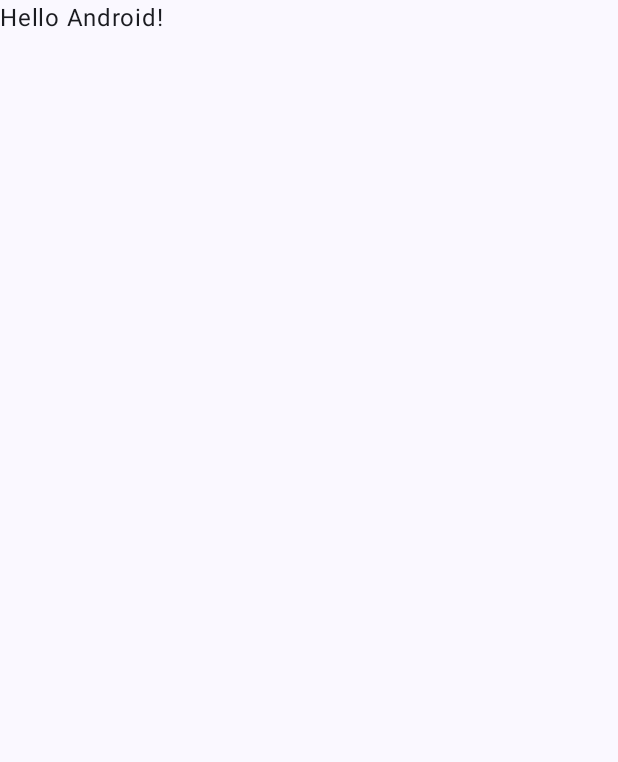
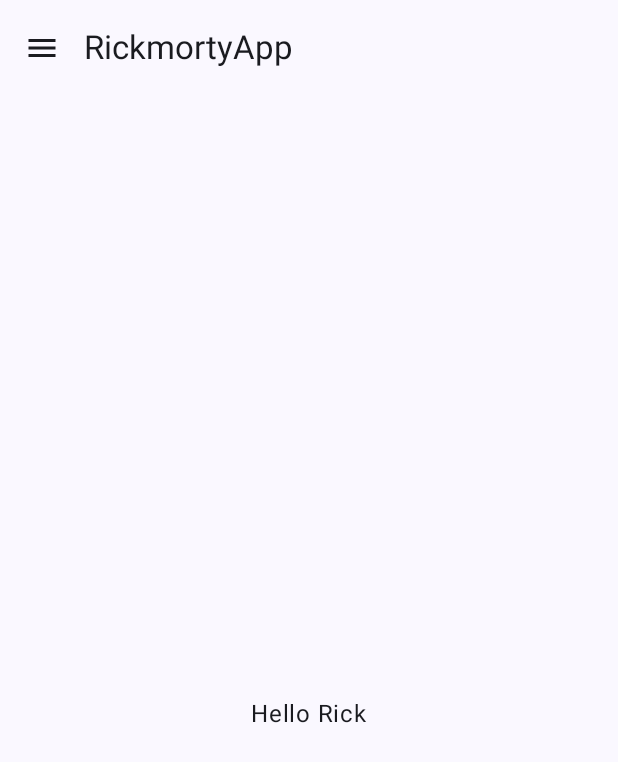
Before and after one commit to mohammad-firmansyah/RickmortyBoilerplate, an Android app built with Jetpack Compose: the screen it shows after launch (MainActivity), on a phone screen of 412 x 824 dp. Before the commit the part shown is almost empty. Shown: the top 762 px of the screen. Run offline under Robolectric (Android 15) with nearby library versions, the phone set to English and light mode, and no system bars; our stand-ins replace Dagger/Hilt's generated code.

```diff
--- a/app/src/main/AndroidManifest.xml
+++ b/app/src/main/AndroidManifest.xml
@@ -8,6 +8,7 @@
     <application
         android:name=".ComposeApplication"
         android:allowBackup="true"
+        android:usesCleartextTraffic="true"
         android:dataExtractionRules="@xml/data_extraction_rules"
         android:fullBackupContent="@xml/backup_rules"
         android:icon="@mipmap/ic_launcher"
--- /dev/null
+++ b/app/src/main/java/com/howloz/rickmortyapp/ComposeApplication.kt
@@ -0,0 +1,11 @@
+package com.howloz.rickmortyapp
+
+import android.app.Application
+import dagger.hilt.android.HiltAndroidApp
+
+@HiltAndroidApp
+class ComposeApplication : Application(){
+    override fun onCreate() {
+        super.onCreate()
+    }
+}
--- a/app/src/main/java/com/howloz/rickmortyapp/MainActivity.kt
+++ b/app/src/main/java/com/howloz/rickmortyapp/MainActivity.kt
@@ -10,8 +10,12 @@ import androidx.compose.material3.Text
 import androidx.compose.runtime.Composable
 import androidx.compose.ui.Modifier
 import androidx.compose.ui.tooling.preview.Preview
+import com.howloz.core.utils.di.StringCoreUtils
+import com.howloz.rickmortyapp.characters.presentation.ui.composeable.NavigationDrawer
 import com.howloz.rickmortyapp.characters.presentation.ui.theme.RickmortyAppTheme
+import dagger.hilt.android.AndroidEntryPoint
 
+@AndroidEntryPoint
 class MainActivity : ComponentActivity() {
     override fun onCreate(savedInstanceState: Bundle?) {
         super.onCreate(savedInstanceState)
@@ -22,7 +26,8 @@ class MainActivity : ComponentActivity() {
                     modifier = Modifier.fillMaxSize(),
                     color = MaterialTheme.colorScheme.background
                 ) {
-                    Greeting("Android")
+
+                    NavigationDrawer()
                 }
             }
         }
--- /dev/null
+++ b/app/src/main/java/com/howloz/rickmortyapp/characters/presentation/ui/composeable/NavigationDrawer.kt
@@ -0,0 +1,197 @@
+package com.howloz.rickmortyapp.characters.presentation.ui.composeable
+
+import android.widget.Toast
+import androidx.activity.OnBackPressedCallback
+import androidx.activity.compose.LocalOnBackPressedDispatcherOwner
+import androidx.compose.foundation.layout.Box
+import androidx.compose.foundation.layout.Spacer
+import androidx.compose.foundation.layout.fillMaxSize
+import androidx.compose.foundation.layout.height
+import androidx.compose.foundation.layout.padding
+import androidx.compose.material.icons.Icons
+import androidx.compose.material.icons.filled.AccountCircle
+import androidx.compose.material.icons.filled.Favorite
+import androidx.compose.material.icons.filled.Home
+import androidx.compose.material.icons.filled.Menu
+import androidx.compose.material3.DrawerValue
+import androidx.compose.material3.ExperimentalMaterial3Api
+import androidx.compose.material3.Icon
+import androidx.compose.material3.IconButton
+import androidx.compose.material3.ModalDrawerSheet
+import androidx.compose.material3.ModalNavigationDrawer
+import androidx.compose.material3.NavigationDrawerItem
+import androidx.compose.material3.Scaffold
+import androidx.compose.material3.SnackbarDuration
+import androidx.compose.material3.SnackbarHost
+import androidx.compose.material3.SnackbarHostState
+import androidx.compose.material3.SnackbarResult
+import androidx.compose.material3.Text
+import androidx.compose.material3.TopAppBar
+import androidx.compose.material3.rememberDrawerState
+import androidx.compose.runtime.Composable
+import androidx.compose.runtime.DisposableEffect
+import androidx.compose.runtime.SideEffect
+import androidx.compose.runtime.getValue
+import androidx.compose.runtime.mutableStateOf
+import androidx.compose.runtime.remember
+import androidx.compose.runtime.rememberCoroutineScope
+import androidx.compose.runtime.rememberUpdatedState
+import androidx.compose.ui.Alignment
+import androidx.compose.ui.Modifier
+import androidx.compose.ui.graphics.vector.ImageVector
+import androidx.compose.ui.platform.LocalContext
+import androidx.compose.ui.platform.LocalLifecycleOwner
+import androidx.compose.ui.res.stringResource
+import androidx.compose.ui.tooling.preview.Preview
+import androidx.compose.ui.unit.dp
+import com.howloz.rickmortyapp.R
+import com.howloz.rickmortyapp.characters.presentation.ui.theme.RickmortyAppTheme
+import kotlinx.coroutines.launch
+
+data class MenuItem(val title: String, val icon: ImageVector)
+@Composable
+fun NavigationDrawer() {
+    val drawerState = rememberDrawerState(DrawerValue.Closed)
+    val scope = rememberCoroutineScope()
+    val snackbarHostState = remember { SnackbarHostState() }
+    val context = LocalContext.current
+
+
+    val items = listOf(
+        MenuItem(
+            title = stringResource(id = R.string.home),
+            icon = Icons.Default.Home
+        ),
+         MenuItem(
+            title = stringResource(id = R.string.favorite),
+            icon = Icons.Default.Favorite
+        ),
+         MenuItem(
+            title = stringResource(id = R.string.profile),
+            icon = Icons.Default.AccountCircle
+        ),
+
+    )
+
+    val selectedItem = remember { mutableStateOf(items[0]) }
+
+    Scaffold(
+        snackbarHost = { SnackbarHost(snackbarHostState) },
+        topBar = {
+            MyTopAppBar(onMenuClick = {
+                scope.launch {
+                    if(drawerState.isClosed){
+                        drawerState.open()
+                    }else{
+                        drawerState.close()
+                    }
+                }
+            })
+        }
+
+    ) {paddingValues ->
+
+        ModalNavigationDrawer(
+            modifier = Modifier.padding(paddingValues),
+            drawerState = drawerState,
+            gesturesEnabled = drawerState.isOpen,
+            drawerContent = {
+                ModalDrawerSheet {
+                    Spacer(Modifier.height(12.dp))
+                    items.forEach {item ->
+                        NavigationDrawerItem(
+                            icon={Icon(item.icon,contentDescription = null)},
+                            label = { Text(text = item.title)},
+                            selected = item == selectedItem.value,
+                            onClick = {
+                                scope.launch {
+                                    drawerState.close()
+                                    val snackbarResult = snackbarHostState.showSnackbar(
+                                        message = item.title,
+                                        actionLabel = context.resources.getString(R.string.subscribe_question),
+                                        withDismissAction = true,
+                                        duration = SnackbarDuration.Short
+                                    )
+                                    if (snackbarResult == SnackbarResult.ActionPerformed) {
+                                        Toast.makeText(
+                                            context,
+                                            context.resources.getString(R.string.subscribed_info),
+                                            Toast.LENGTH_SHORT
+                                        ).show()
+                                    }
+
+                                }
+                                selectedItem.value = item
+                            },
+                            modifier = Modifier.padding(horizontal=12.dp))
+                    }
+//                    Text(stringResource(id = R.string.hello_world))
+                }
+
+            }, content = {
+                Box(modifier = Modifier
+                    .fillMaxSize()
+                    .padding(paddingValues),
+                    contentAlignment = Alignment.Center){
+                    Text(text = stringResource(id = R.string.hello_world))
+                }
+            })
+
+
+    }
+}
+
+
+@Composable
+fun BackpressedHandler(
+    enabled:Boolean=true,
+    onBackPressed: () -> Unit
+) {
+    val currentOnBackPressed by rememberUpdatedState(onBackPressed)
+    val backCallback = remember {
+        object : OnBackPressedCallback(enabled){
+            override fun handleOnBackPressed() {
+                currentOnBackPressed()
+            }
+        }
+    }
+
+    SideEffect {
+        backCallback.isEnabled = enabled
+    }
+
+    val backDispatcher = checkNotNull(LocalOnBackPressedDispatcherOwner.current){
+        "No OnBackPressedDispatcherOwner was provided via LocalOnBackPressedDispatcherOwner"
+    }.onBackPressedDispatcher
+
+    val lifecycleOwner = LocalLifecycleOwner.current
+    DisposableEffect(lifecycleOwner,backDispatcher) {
+        backDispatcher.addCallback(lifecycleOwner,backCallback)
+        onDispose {
+            backCallback.remove()
+        }
+    }
+}
+@OptIn(ExperimentalMaterial3Api::class)
+@Composable
+fun MyTopAppBar(onMenuClick : () -> Unit) {
+    TopAppBar(
+        navigationIcon = {
+                         IconButton(onClick = {onMenuClick()}) {
+                            Icon(
+                                imageVector = Icons.Default.Menu,
+                                contentDescription = stringResource(id = R.string.menu)
+                            )
+                         }
+        },
+        title = {
+            Text(stringResource(id = R.string.app_name))
+        })
+}
+@Preview(showBackground = true)
+@Composable
+private fun NavigationDrawerPreview() {
+    RickmortyAppTheme {
+        NavigationDrawer()
+    }
+}
--- a/app/src/main/res/values/strings.xml
+++ b/app/src/main/res/values/strings.xml
@@ -1,3 +1,11 @@
 <resources>
     <string name="app_name">RickmortyApp</string>
+    <string name="hello_world">Hello Rick</string>
+    <string name="menu">Menu</string>
+    <string name="home">Home</string>
+    <string name="favorite">Favourite</string>
+    <string name="profile">Profile</string>
+    <string name="comming_soon">Comming Soon</string>
+    <string name="subscribe_question">Subscribe Question</string>
+    <string name="subscribed_info">subscribed info</string>
 </resources>
--- a/build.gradle.kts
+++ b/build.gradle.kts
@@ -2,5 +2,8 @@
 plugins {
     alias(libs.plugins.androidApplication) apply false
     alias(libs.plugins.jetbrainsKotlinAndroid) apply false
-    alias(libs.plugins.daggerHiltPlugin) apply false
+    alias(libs.plugins.jetbrainsKotlinKapt) apply false
+    alias(libs.plugins.apolloPlugin) apply false
+    id("com.google.dagger.hilt.android") version "2.44" apply false
+    alias(libs.plugins.androidLibrary) apply false
 }
--- /dev/null
+++ b/core/src/main/AndroidManifest.xml
@@ -0,0 +1,4 @@
+<?xml version="1.0" encoding="utf-8"?>
+<manifest xmlns:android="http://schemas.android.com/apk/res/android">
+
+</manifest>
--- a/settings.gradle.kts
+++ b/settings.gradle.kts
@@ -21,3 +21,4 @@ dependencyResolutionManagement {
 
 rootProject.name = "RickmortyApp"
 include(":app")
+include(":core")
```
Also changed, not shown: app/build.gradle.kts (+13 -1 lines), app/src/main/java/com/howloz/rickmortyapp/characters/presentation/ui/characters/CharacterScreen.kt (added, +8 -0 lines), core/build.gradle.kts (added, +43 -0 lines), core/src/main/java/com/howloz/core/utils/di/StringCoreUtils.kt (added, +8 -0 lines), gradle/libs.versions.toml (+8 -3 lines), 6 other files.
